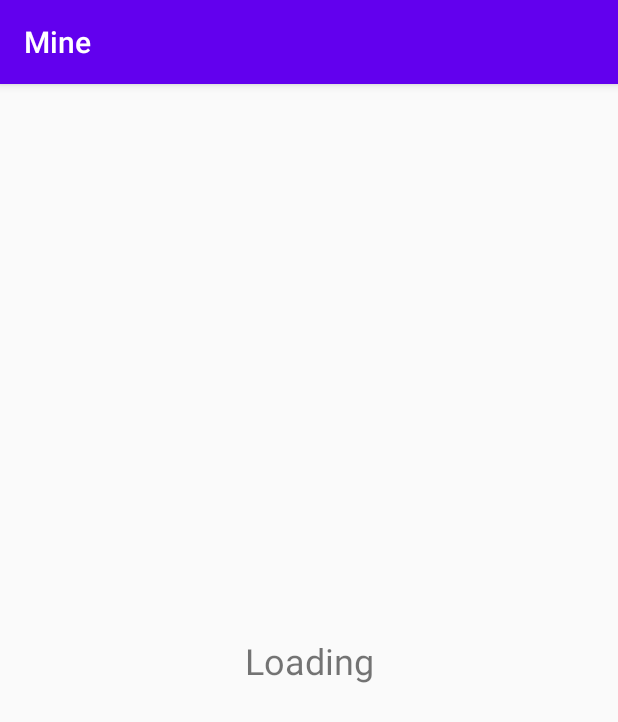
After one commit to kawa-yoiko/Mine, an Android app: the LoadingActivity screen opened directly, with no data from a screen before it, on a phone screen of 412 x 824 dp. The commit adds this screen. Shown: the top 722 px of the screen. Run offline under Robolectric (Android 15) with nearby library versions, the phone set to English and light mode, and no system bars; 2 statements that could not run were skipped.

Commit message:
Add LoadingActivity

```diff
--- /dev/null
+++ b/client/app/src/main/java/com/example/mine/LoadingActivity.java
@@ -0,0 +1,36 @@
+package com.example.mine;
+
+import androidx.appcompat.app.AppCompatActivity;
+
+import android.content.Intent;
+import android.os.Bundle;
+import android.util.Log;
+
+public class LoadingActivity extends AppCompatActivity {
+    public enum DestType {
+        post,
+    }
+
+    @Override
+    protected void onCreate(Bundle savedInstanceState) {
+        super.onCreate(savedInstanceState);
+        setContentView(R.layout.loading_layout);
+
+        Intent inIntent = getIntent();
+        DestType destType = (DestType)inIntent.getSerializableExtra("type");
+        Log.d("loading", destType.toString());
+        switch (destType) {
+            case post:
+                ServerReq.get("/post/1", (String s) -> {
+                    Log.d("loading", s);
+                    Intent intent = new Intent(this, PostActivity.class);
+                    intent.setFlags(Intent.FLAG_ACTIVITY_NEW_TASK | Intent.FLAG_ACTIVITY_TASK_ON_HOME |
+                            Intent.FLAG_ACTIVITY_NO_ANIMATION);
+                    startActivity(intent);
+                    overridePendingTransition(0, 0);
+                    this.finish();
+                });
+                break;
+        }
+    }
+}
--- a/client/app/src/main/java/com/example/mine/MyFragment.java
+++ b/client/app/src/main/java/com/example/mine/MyFragment.java
@@ -73,13 +73,13 @@ public class MyFragment  extends Fragment {
         btn.setOnClickListener(new View.OnClickListener() {
             @Override
             public void onClick(View v) {
-                ServerReq.get("http://8.140.133.34:7678/", (String s) -> {
+                ServerReq.get("/", (String s) -> {
                     Log.d("network", "(1) received " + s);
                 });
-                ServerReq.get("http://8.140.133.34:7678/post/1", (String s) -> {
+                ServerReq.get("/1", (String s) -> {
                     Log.d("network", "(2) received " + s);
                 });
-                ServerReq.post("http://8.140.133.34:7678/signup", (String s) -> {
+                ServerReq.post("/signup", (String s) -> {
                     Log.d("network", "(3) received " + s);
                 });
             }
--- a/client/app/src/main/java/com/example/mine/PostsListAdapter.java
+++ b/client/app/src/main/java/com/example/mine/PostsListAdapter.java
@@ -94,7 +94,8 @@ public class PostsListAdapter extends RecyclerView.Adapter<RecyclerView.ViewHold
             @Override
             public void onClick(View v) {
                 Intent intent = new Intent();
-                intent.setClass(v.getContext(), PostActivity.class);
+                intent.setClass(v.getContext(), LoadingActivity.class);
+                intent.putExtra("type", LoadingActivity.DestType.post);
                 v.getContext().startActivity(intent);
             }
         });
--- a/client/app/src/main/java/com/example/mine/ServerReq.java
+++ b/client/app/src/main/java/com/example/mine/ServerReq.java
@@ -41,7 +41,7 @@ public class ServerReq {
 
     public static Call get(String url, Consumer<String> callbackFn) {
         Request request = new Request.Builder()
-                .url(url)
+                .url("http://8.140.133.34:7678" + url)
                 .get()
                 .build();
         Call call = client.newCall(request);
@@ -57,7 +57,7 @@ public class ServerReq {
                 .add("password", "9876543210")
                 .build();
         Request request = new Request.Builder()
-                .url(url)
+                .url("http://8.140.133.34:7678" + url)
                 .post(requestBody)
                 .build();
         Call call = client.newCall(request);
--- /dev/null
+++ b/client/app/src/main/res/layout/loading_layout.xml
@@ -0,0 +1,18 @@
+<?xml version="1.0" encoding="utf-8"?>
+<androidx.constraintlayout.widget.ConstraintLayout xmlns:android="http://schemas.android.com/apk/res/android"
+    xmlns:app="http://schemas.android.com/apk/res-auto"
+    xmlns:tools="http://schemas.android.com/tools"
+    android:layout_width="match_parent"
+    android:layout_height="match_parent"
+    tools:context=".LoadingActivity">
+
+    <TextView
+        android:layout_width="wrap_content"
+        android:layout_height="wrap_content"
+        android:text="Loading"
+        android:textSize="24sp"
+        app:layout_constraintBottom_toBottomOf="parent"
+        app:layout_constraintLeft_toLeftOf="parent"
+        app:layout_constraintRight_toRightOf="parent"
+        app:layout_constraintTop_toTopOf="parent" />
+</androidx.constraintlayout.widget.ConstraintLayout>
```
Also changed, not shown: client/app/src/main/AndroidManifest.xml (+4 -4 lines).
